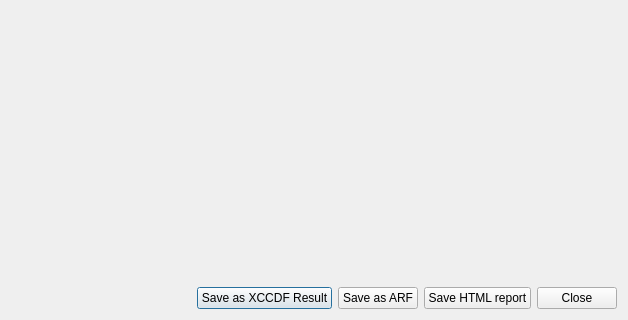
Qt form ui/ResultViewer.ui (OpenSCAP/scap-workbench) before a commit; both pictures show x 177 to 805 and y 382 to 702 of the 805 by 702 pixel window.
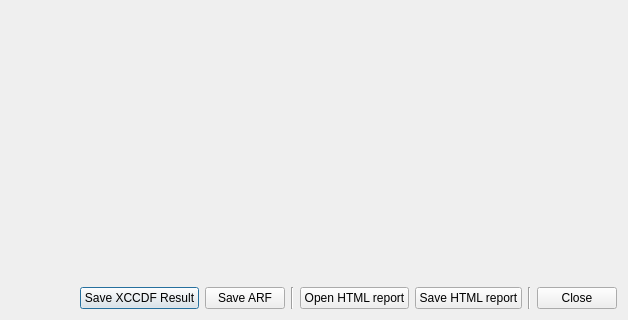
The same form after that commit.

Commit message: Added a button to 'Open HTML report', uses QDesktopServices

```diff
--- a/ui/ResultViewer.ui
+++ b/ui/ResultViewer.ui
@@ -45,14 +45,28 @@
       <item>
        <widget class="QPushButton" name="saveResultsButton">
         <property name="text">
-         <string>Save as XCCDF Result</string>
+         <string>Save XCCDF Result</string>
         </property>
        </widget>
       </item>
       <item>
        <widget class="QPushButton" name="saveARFButton">
         <property name="text">
-         <string>Save as ARF</string>
+         <string>Save ARF</string>
+        </property>
+       </widget>
+      </item>
+      <item>
+       <widget class="Line" name="line">
+        <property name="orientation">
+         <enum>Qt::Vertical</enum>
+        </property>
+       </widget>
+      </item>
+      <item>
+       <widget class="QPushButton" name="openReportButton">
+        <property name="text">
+         <string>Open HTML report</string>
         </property>
        </widget>
       </item>
@@ -63,6 +77,13 @@
         </property>
        </widget>
       </item>
+      <item>
+       <widget class="Line" name="line_2">
+        <property name="orientation">
+         <enum>Qt::Vertical</enum>
+        </property>
+       </widget>
+      </item>
       <item>
        <widget class="QPushButton" name="closeButton">
         <property name="text">
```
The commit also changes 2 other files.
